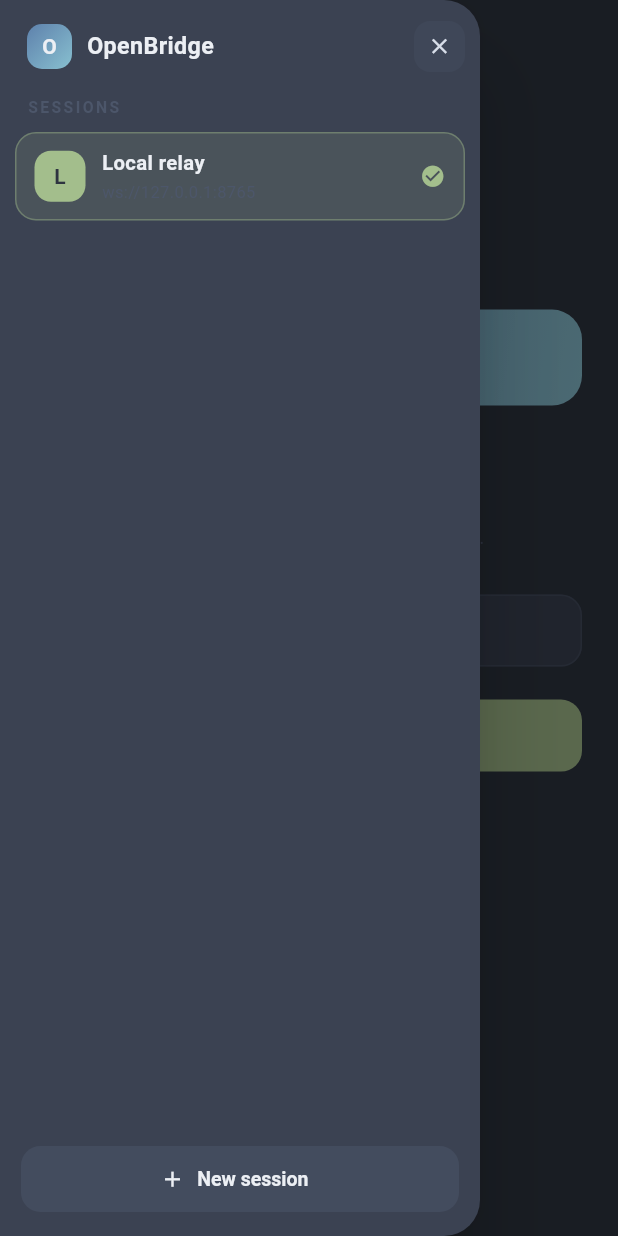
After one commit to Elthon-dev/App-session, a Flutter app: the screen it shows after launch, after a tap on the "menu" icon, on a phone screen of 412 x 824 dp. The commit adds this screen. Run offline on Flutter 3.47's test engine with Material 3 defaults, Android fonts, the phone set to English and light mode, and no system bars; our stand-ins replace shared_preferences, vibration; network calls fail.

Commit message:
fix capture crash (notification icon), add session manager drawer

```diff
--- a/lib/src/screens/connection_screen.dart
+++ b/lib/src/screens/connection_screen.dart
@@ -7,12 +7,14 @@ class ConnectionScreen extends StatefulWidget {
     super.key,
     required this.initialUrl,
     required this.onConnect,
+    this.onMenu,
     this.busy = false,
     this.error,
   });
 
   final String initialUrl;
   final ValueChanged<String> onConnect;
+  final VoidCallback? onMenu;
   final bool busy;
   final String? error;
 
@@ -38,7 +40,9 @@ class _ConnectionScreenState extends State<ConnectionScreen> {
   @override
   Widget build(BuildContext context) {
     return SafeArea(
-      child: Padding(
+      child: Stack(
+        children: [
+          Padding(
             padding: const EdgeInsets.symmetric(horizontal: 24),
             child: Column(
               crossAxisAlignment: CrossAxisAlignment.stretch,
@@ -73,7 +77,7 @@ class _ConnectionScreenState extends State<ConnectionScreen> {
                 ),
                 const SizedBox(height: 6),
                 const Text(
-              'Talk to Opencode from your phone.\nStart the relay in Termux, then connect.',
+                  "Talk to Opencode from your phone.\nStart the relay in Termux, then connect.",
                   textAlign: TextAlign.center,
                   style: TextStyle(fontSize: 13, color: Nord.muted, height: 1.5),
                 ),
@@ -118,6 +122,22 @@ class _ConnectionScreenState extends State<ConnectionScreen> {
               ],
             ),
           ),
+          if (widget.onMenu != null)
+            Positioned(
+              left: 10,
+              top: 8,
+              child: GestureDetector(
+                onTap: widget.onMenu,
+                child: Container(
+                  width: 40,
+                  height: 40,
+                  alignment: Alignment.center,
+                  child: const Icon(Icons.menu, size: 20, color: Nord.text2),
+                ),
+              ),
+            ),
+        ],
+      ),
     );
   }
 }
--- a/lib/src/screens/home_screen.dart
+++ b/lib/src/screens/home_screen.dart
@@ -1,12 +1,13 @@
 import 'package:flutter/material.dart';
-import 'package:shared_preferences/shared_preferences.dart';
 
 import '../relay.dart';
 import '../screen_capture.dart';
+import '../sessions.dart';
 import '../theme.dart';
 import 'chat_screen.dart';
 import 'connection_screen.dart';
 import 'screen_share_screen.dart';
+import 'session_panel.dart';
 
 const kDefaultServer = 'ws://127.0.0.1:8765';
 
@@ -18,40 +19,59 @@ class HomeScreen extends StatefulWidget {
 }
 
 class _HomeScreenState extends State<HomeScreen> {
+  final ScreenCaptureService _capture = ScreenCaptureService();
+  final SessionManager _sessions = SessionManager();
   RelayClient? _relay;
-  final ScreenCaptureService _capture = ScreenCaptureService();
+  bool _panelOpen = false;
   int _tab = 0;
 
   @override
   void initState() {
     super.initState();
     _capture.bind();
-    _restoreAndConnect();
+    _sessions.addListener(_onSessionsChanged);
+    _sessions.load();
   }
 
-  Future<void> _restoreAndConnect() async {
-    _capture.bind();
-    final prefs = await SharedPreferences.getInstance();
-    final url = prefs.getString('bridge-server') ?? kDefaultServer;
+  @override
+  void dispose() {
+    _sessions.removeListener(_onSessionsChanged);
+    _sessions.dispose();
+    _relay?.removeListener(_onRelay);
+    _relay?.dispose();
+    _capture.dispose();
+    super.dispose();
+  }
+
+  void _onRelay() => setState(() {});
+
+  void _onSessionsChanged() {
+    final active = _sessions.active;
+    if (active == null) return;
     if (!mounted) return;
+    if (_relay != null && _relay!.url == active.serverUrl) {
+      setState(() {});
+      return;
+    }
     _relay?.removeListener(_onRelay);
-    final relay = RelayClient(url: url);
+    _relay?.dispose();
+    final relay = RelayClient(url: active.serverUrl);
     relay.addListener(_onRelay);
     setState(() => _relay = relay);
     relay.connect();
   }
 
-  void _onRelay() => setState(() {});
-
   Future<void> _connectTo(String url) async {
-    final prefs = await SharedPreferences.getInstance();
-    await prefs.setString('bridge-server', url);
-    if (!mounted) return;
     _relay?.removeListener(_onRelay);
+    _relay?.dispose();
     final relay = RelayClient(url: url);
     relay.addListener(_onRelay);
     setState(() => _relay = relay);
     await relay.connect();
+  }
+
+  Future<void> _addSession(String name, String url) async {
+    await _sessions.add(name, url);
   }
 
   void _disconnect() {
@@ -59,46 +79,64 @@ class _HomeScreenState extends State<HomeScreen> {
   }
 
   @override
-  void dispose() {
-    _relay?.removeListener(_onRelay);
-    _relay?.dispose();
-    _capture.dispose();
-    super.dispose();
+  Widget build(BuildContext context) {
+    final relay = _relay;
+    final active = _sessions.active;
+
+    final body = stackOfMain(relay, active);
+
+    return Scaffold(
+      body: Stack(
+        children: [
+          body,
+          Positioned.fill(
+            child: SessionPanel(
+              manager: _sessions,
+              open: _panelOpen,
+              onClose: () => setState(() => _panelOpen = false),
+              onAddSession: _addSession,
+            ),
+          ),
+        ],
+      ),
+    );
   }
 
-  @override
-  Widget build(BuildContext context) {
-    final relay = _relay;
-
-    return Scaffold(
-      body: relay == null || !relay.connected
-          ? ConnectionScreen(
-              initialUrl: relay?.url ?? kDefaultServer,
+  Widget stackOfMain(RelayClient? relay, PhoneSession? active) {
+    if (relay == null || !relay.connected) {
+      return ConnectionScreen(
+        initialUrl: active?.serverUrl ?? kDefaultServer,
         busy: relay?.busy ?? false,
         error: relay?.errorText,
+        onMenu: () => setState(() => _panelOpen = true),
         onConnect: _connectTo,
-            )
-          : SafeArea(
+      );
+    }
+
+    return SafeArea(
       bottom: false,
       child: Column(
         children: [
-                  _StatusStrip(relay: relay, onDisconnect: _disconnect),
+          _StatusStrip(
+            relay: relay,
+            sessionName: active?.name,
+            panelOpen: _panelOpen,
+            onMenu: () => setState(() => _panelOpen = !_panelOpen),
+            onDisconnect: _disconnect,
+          ),
           Expanded(
             child: IndexedStack(
               index: _tab,
               children: [
                 ChatScreen(relay: relay),
-                        ScreenShareScreen(
-                          relay: relay,
-                          capture: _capture,
-                        ),
+                ScreenShareScreen(relay: relay, capture: _capture),
               ],
             ),
           ),
           NavigationBar(
             selectedIndex: _tab,
             onDestinationSelected: (i) => setState(() => _tab = i),
-                    height: 64,
+            height: 62,
             destinations: const [
               NavigationDestination(
                 icon: Icon(Icons.forum_outlined),
@@ -114,28 +152,51 @@ class _HomeScreenState extends State<HomeScreen> {
           ),
         ],
       ),
-            ),
     );
   }
 }
 
 class _StatusStrip extends StatelessWidget {
-  const _StatusStrip({required this.relay, required this.onDisconnect});
+  const _StatusStrip({
+    required this.relay,
+    required this.sessionName,
+    required this.panelOpen,
+    required this.onMenu,
+    required this.onDisconnect,
+  });
 
   final RelayClient relay;
+  final String? sessionName;
+  final bool panelOpen;
+  final VoidCallback onMenu;
   final VoidCallback onDisconnect;
 
   @override
   Widget build(BuildContext context) {
     return Container(
-      height: 44,
-      padding: const EdgeInsets.symmetric(horizontal: 14),
+      height: 46,
+      padding: const EdgeInsets.only(left: 6, right: 12),
       decoration: const BoxDecoration(
         color: Nord.surface,
         border: Border(bottom: BorderSide(color: Nord.border, width: 0.5)),
       ),
       child: Row(
         children: [
+          GestureDetector(
+            onTap: onMenu,
+            child: AnimatedRotation(
+              turns: panelOpen ? 0.125 : 0,
+              duration: const Duration(milliseconds: 260),
+              curve: Curves.easeOutCubic,
+              child: Container(
+                width: 36,
+                height: 36,
+                alignment: Alignment.center,
+                child: const Icon(Icons.menu, size: 20, color: Nord.text2),
+              ),
+            ),
+          ),
+          const SizedBox(width: 6),
           Container(
             width: 8,
             height: 8,
@@ -145,21 +206,35 @@ class _StatusStrip extends StatelessWidget {
             ),
           ),
           const SizedBox(width: 8),
+          Flexible(
+            child: Column(
+              mainAxisAlignment: MainAxisAlignment.center,
+              crossAxisAlignment: CrossAxisAlignment.start,
+              children: [
                 Text(
-            relay.connected ? 'Connected' : 'Connecting…',
-            style: const TextStyle(color: Nord.text2, fontSize: 12.5, fontWeight: FontWeight.w600),
+                  relay.connected ? (sessionName ?? 'Connected') : 'Connecting…',
+                  style: const TextStyle(
+                    color: Nord.text2,
+                    fontSize: 12,
+                    fontWeight: FontWeight.w600,
                   ),
-          const SizedBox(width: 8),
-          Expanded(
-            child: Text(
-              relay.url,
-              style: const TextStyle(color: Nord.muted, fontSize: 11),
                   overflow: TextOverflow.ellipsis,
                 ),
+                Text(
+                  relay.url,
+                  style: const TextStyle(color: Nord.muted, fontSize: 10),
+                  overflow: TextOverflow.ellipsis,
                 ),
+              ],
+            ),
+          ),
+          const Spacer(),
           GestureDetector(
             onTap: onDisconnect,
-            child: const Icon(Icons.logout, size: 17, color: Nord.muted),
+            child: const Padding(
+              padding: EdgeInsets.all(6),
+              child: Icon(Icons.logout, size: 17, color: Nord.muted),
+            ),
           ),
         ],
       ),
--- /dev/null
+++ b/lib/src/screens/session_panel.dart
@@ -0,0 +1,335 @@
+import 'package:flutter/material.dart';
+
+import '../sessions.dart';
+import '../theme.dart';
+
+/// Left-hand session manager panel, slides in with a soft spring.
+class SessionPanel extends StatelessWidget {
+  const SessionPanel({
+    super.key,
+    required this.manager,
+    required this.open,
+    required this.onClose,
+    required this.onAddSession,
+  });
+
+  final SessionManager manager;
+  final bool open;
+  final VoidCallback onClose;
+  final Future<void> Function(String name, String url) onAddSession;
+
+  @override
+  Widget build(BuildContext context) {
+    final width = (MediaQuery.sizeOf(context).width * 0.82).clamp(264.0, 320.0).toDouble();
+    final activeId = manager.active?.id;
+
+    return Stack(
+      children: [
+        Positioned.fill(
+          child: IgnorePointer(
+            ignoring: !open,
+            child: AnimatedOpacity(
+              opacity: open ? 1 : 0,
+              duration: const Duration(milliseconds: 220),
+              curve: Curves.easeOut,
+              child: GestureDetector(
+                onTap: onClose,
+                child: ColoredBox(
+                  color: Colors.black.withValues(alpha: open ? 0.45 : 0),
+                ),
+              ),
+            ),
+          ),
+        ),
+        AnimatedPositioned(
+          duration: const Duration(milliseconds: 340),
+          curve: Curves.easeOutCubic,
+          left: open ? 0 : -width,
+          top: 0,
+          bottom: 0,
+          width: width,
+          child: Material(
+            color: Nord.surface,
+            elevation: 24,
+            shadowColor: Colors.black,
+            borderRadius: const BorderRadius.horizontal(right: Radius.circular(24)),
+            clipBehavior: Clip.antiAlias,
+            child: SafeArea(
+              child: ListenableBuilder(
+                listenable: manager,
+                builder: (context, _) {
+                  final sessions = manager.sessions;
+                  return Column(
+                    crossAxisAlignment: CrossAxisAlignment.stretch,
+                    children: [
+                      _Header(onClose: onClose),
+                      const Padding(
+                        padding: EdgeInsets.symmetric(horizontal: 18, vertical: 6),
+                        child: Text(
+                          'SESSIONS',
+                          style: TextStyle(
+                            fontSize: 10.5,
+                            letterSpacing: 1.6,
+                            fontWeight: FontWeight.w700,
+                            color: Nord.muted,
+                          ),
+                        ),
+                      ),
+                      Expanded(
+                        child: ListView.builder(
+                          padding: const EdgeInsets.symmetric(horizontal: 10),
+                          itemCount: sessions.length,
+                          itemBuilder: (context, i) {
+                            final s = sessions[i];
+                            final isActive = s.id == activeId;
+                            return _SessionTile(
+                              session: s,
+                              active: isActive,
+                              canDelete: sessions.length > 1,
+                              onTap: () {
+                                manager.select(s.id);
+                                onClose();
+                              },
+                              onDelete: () => manager.remove(s.id),
+                            );
+                          },
+                        ),
+                      ),
+                      Padding(
+                        padding: const EdgeInsets.fromLTRB(14, 8, 14, 14),
+                        child: FilledButton.tonalIcon(
+                          onPressed: () => _promptAdd(context),
+                          icon: const Icon(Icons.add, size: 17),
+                          label: const Text('New session'),
+                          style: FilledButton.styleFrom(
+                            backgroundColor: Nord.border,
+                            foregroundColor: Nord.text1,
+                            minimumSize: const Size.fromHeight(44),
+                            shape: RoundedRectangleBorder(
+                              borderRadius: BorderRadius.circular(13),
+                            ),
+                            textStyle: const TextStyle(fontSize: 13, fontWeight: FontWeight.w600),
+                          ),
+                        ),
+                      ),
+                    ],
+                  );
+                },
+              ),
+            ),
+          ),
+        ),
+      ],
+    );
+  }
+
+  Future<void> _promptAdd(BuildContext context) async {
+    final nameCtrl = TextEditingController();
+    final urlCtrl = TextEditingController();
+
+    final saved = await showDialog<bool>(
+      context: context,
+      builder: (ctx) => AlertDialog(
+        backgroundColor: Nord.surface,
+        shape: RoundedRectangleBorder(borderRadius: BorderRadius.circular(20)),
+        title: const Text('New session', style: TextStyle(fontSize: 17, color: Nord.text1)),
+        content: Column(
+          mainAxisSize: MainAxisSize.min,
+          children: [
+            TextField(
+              controller: nameCtrl,
+              autofocus: true,
+              decoration: const InputDecoration(
+                labelText: 'Name',
+                hintText: 'My relay',
+              ),
+            ),
+            const SizedBox(height: 10),
+            TextField(
+              controller: urlCtrl,
+              keyboardType: TextInputType.url,
+              autocorrect: false,
+              decoration: const InputDecoration(
+                labelText: 'Relay address',
+                hintText: 'ws://192.168.1.10:8765',
+              ),
+            ),
+          ],
+        ),
+        actions: [
+          TextButton(
+            onPressed: () => Navigator.pop(ctx, false),
+            child: const Text('Cancel', style: TextStyle(color: Nord.muted)),
+          ),
+          FilledButton(
+            onPressed: () => Navigator.pop(ctx, true),
+            style: FilledButton.styleFrom(backgroundColor: Nord.accent, foregroundColor: Nord.bg),
+            child: const Text('Add'),
+          ),
+        ],
+      ),
+    );
+
+    if (saved == true) {
+      await onAddSession(nameCtrl.text, urlCtrl.text);
+    }
+  }
+}
+
+class _Header extends StatelessWidget {
+  const _Header({required this.onClose});
+
+  final VoidCallback onClose;
+
+  @override
+  Widget build(BuildContext context) {
+    return Padding(
+      padding: const EdgeInsets.fromLTRB(18, 14, 10, 10),
+      child: Row(
+        children: [
+          Container(
+            width: 30,
+            height: 30,
+            alignment: Alignment.center,
+            decoration: BoxDecoration(
+              gradient: const LinearGradient(
+                colors: [Nord.primary, Nord.info],
+                begin: Alignment.topLeft,
+                end: Alignment.bottomRight,
+              ),
+              borderRadius: BorderRadius.circular(10),
+            ),
+            child: const Text(
+              'O',
+              style: TextStyle(color: Nord.text1, fontSize: 14, fontWeight: FontWeight.bold),
+            ),
+          ),
+          const SizedBox(width: 10),
+          const Expanded(
+            child: Text(
+              'OpenBridge',
+              style: TextStyle(fontSize: 15.5, fontWeight: FontWeight.bold, color: Nord.text1),
+            ),
+          ),
+          GestureDetector(
+            onTap: onClose,
+            child: Container(
+              width: 34,
+              height: 34,
+              alignment: Alignment.center,
+              decoration: BoxDecoration(
+                color: Nord.border.withValues(alpha: 0.5),
+                borderRadius: BorderRadius.circular(11),
+              ),
+              child: const Icon(Icons.close, size: 17, color: Nord.text2),
+            ),
+          ),
+        ],
+      ),
+    );
+  }
+}
+
+class _SessionTile extends StatelessWidget {
+  const _SessionTile({
+    required this.session,
+    required this.active,
+    required this.canDelete,
+    required this.onTap,
+    required this.onDelete,
+  });
+
+  final PhoneSession session;
+  final bool active;
+  final bool canDelete;
+  final VoidCallback onTap;
+  final VoidCallback onDelete;
+
+  @override
+  Widget build(BuildContext context) {
+    return AnimatedContainer(
+      duration: const Duration(milliseconds: 200),
+      curve: Curves.easeOut,
+      margin: const EdgeInsets.symmetric(vertical: 3),
+      decoration: BoxDecoration(
+        color: active ? Nord.accent.withValues(alpha: 0.14) : Colors.transparent,
+        borderRadius: BorderRadius.circular(14),
+        border: Border.all(
+          color: active ? Nord.accent.withValues(alpha: 0.4) : Colors.transparent,
+          width: 1,
+        ),
+      ),
+      child: Material(
+        color: Colors.transparent,
+        borderRadius: BorderRadius.circular(14),
+        child: InkWell(
+          onTap: onTap,
+          borderRadius: BorderRadius.circular(14),
+          child: Padding(
+            padding: const EdgeInsets.symmetric(horizontal: 12, vertical: 10),
+            child: Row(
+              children: [
+                AnimatedContainer(
+                  duration: const Duration(milliseconds: 200),
+                  width: 34,
+                  height: 34,
+                  alignment: Alignment.center,
+                  decoration: BoxDecoration(
+                    color: active ? Nord.accent : Nord.border,
+                    borderRadius: BorderRadius.circular(11),
+                  ),
+                  child: Text(
+                    session.name.isEmpty ? '?' : session.name[0].toUpperCase(),
+                    style: TextStyle(
+                      fontSize: 14,
+                      fontWeight: FontWeight.w700,
+                      color: active ? Nord.bg : Nord.text2,
+                    ),
+                  ),
+                ),
+                const SizedBox(width: 11),
+                Expanded(
+                  child: Column(
+                    crossAxisAlignment: CrossAxisAlignment.start,
+                    children: [
+                      Text(
+                        session.name,
+                        maxLines: 1,
+                        overflow: TextOverflow.ellipsis,
+                        style: TextStyle(
+                          fontSize: 13.5,
+                          fontWeight: FontWeight.w600,
+                          color: active ? Nord.text1 : Nord.text2,
+                        ),
+                      ),
+                      const SizedBox(height: 2),
+                      Text(
+                        session.serverUrl,
+                        maxLines: 1,
+                        overflow: TextOverflow.ellipsis,
+                        style: const TextStyle(fontSize: 11, color: Nord.muted),
+                      ),
+                    ],
+                  ),
+                ),
+                if (active)
+                  const Padding(
+                    padding: EdgeInsets.only(left: 6),
+                    child: Icon(Icons.check_circle, size: 17, color: Nord.accent),
+                  )
+                else if (canDelete)
+                  GestureDetector(
+                    onTap: onDelete,
+                    child: const Padding(
+                      padding: EdgeInsets.all(5),
+                      child: Icon(Icons.delete_outline, size: 16, color: Nord.muted),
+                    ),
+                  ),
+              ],
+            ),
+          ),
+        ),
+      ),
+    );
+  }
+}
--- /dev/null
+++ b/lib/src/sessions.dart
@@ -0,0 +1,99 @@
+import 'dart:convert';
+
+import 'package:flutter/foundation.dart';
+import 'package:shared_preferences/shared_preferences.dart';
+
+class PhoneSession {
+  PhoneSession({required this.id, required this.name, required this.serverUrl});
+
+  final String id;
+  String name;
+  String serverUrl;
+
+  Map<String, dynamic> toJson() => {'id': id, 'name': name, 'serverUrl': serverUrl};
+
+  factory PhoneSession.fromJson(Map<String, dynamic> j) => PhoneSession(
+        id: j['id'] as String,
+        name: j['name'] as String? ?? '',
+        serverUrl: j['serverUrl'] as String,
+      );
+}
+
+class SessionManager extends ChangeNotifier {
+  final List<PhoneSession> sessions = [];
+  String? _activeId;
+  bool _loaded = false;
+
+  PhoneSession? get active {
+    for (final s in sessions) {
+      if (s.id == _activeId) return s;
+    }
+    return sessions.isNotEmpty ? sessions.first : null;
+  }
+
+  Future<void> load() async {
+    if (_loaded) return;
+    _loaded = true;
+
+    final prefs = await SharedPreferences.getInstance();
+    final raw = prefs.getString('sessions');
+    if (raw != null && raw.isNotEmpty) {
+      try {
+        final list = jsonDecode(raw) as List;
+        for (final e in list) {
+          sessions.add(PhoneSession.fromJson(e as Map<String, dynamic>));
+        }
+      } catch (_) {}
+    }
+
+    if (sessions.isEmpty) {
+      sessions.add(PhoneSession(
+        id: 'local',
+        name: 'Local relay',
+        serverUrl: 'ws://127.0.0.1:8765',
+      ));
+    }
+
+    _activeId = prefs.getString('active-session');
+    if (active == null) _activeId = sessions.first.id;
+    notifyListeners();
+  }
+
+  Future<void> _save() async {
+    final prefs = await SharedPreferences.getInstance();
+    await prefs.setString(
+      'sessions',
+      jsonEncode(sessions.map((s) => s.toJson()).toList()),
+    );
+    await prefs.setString('active-session', _activeId ?? '');
+  }
+
+  Future<void> add(String name, String serverUrl) async {
+    final url = serverUrl.trim();
+    if (url.isEmpty) return;
+    final id = 's${DateTime.now().millisecondsSinceEpoch}';
+    sessions.add(PhoneSession(
+      id: id,
+      name: name.trim().isEmpty ? url : name.trim(),
+      serverUrl: url,
+    ));
+    _activeId = id;
+    await _save();
+    notifyListeners();
+  }
+
+  Future<void> select(String id) async {
+    if (_activeId == id) return;
+    _activeId = id;
+    await _save();
+    notifyListeners();
+  }
+
+  Future<void> remove(String id) async {
+    if (sessions.length <= 1) return;
+    sessions.removeWhere((s) => s.id == id);
+    if (_activeId == id) _activeId = sessions.first.id;
+    await _save();
+    notifyListeners();
+  }
+}
```
Also changed, not shown: 3 other files. Lines whose indentation alone changed are shown as unchanged.
